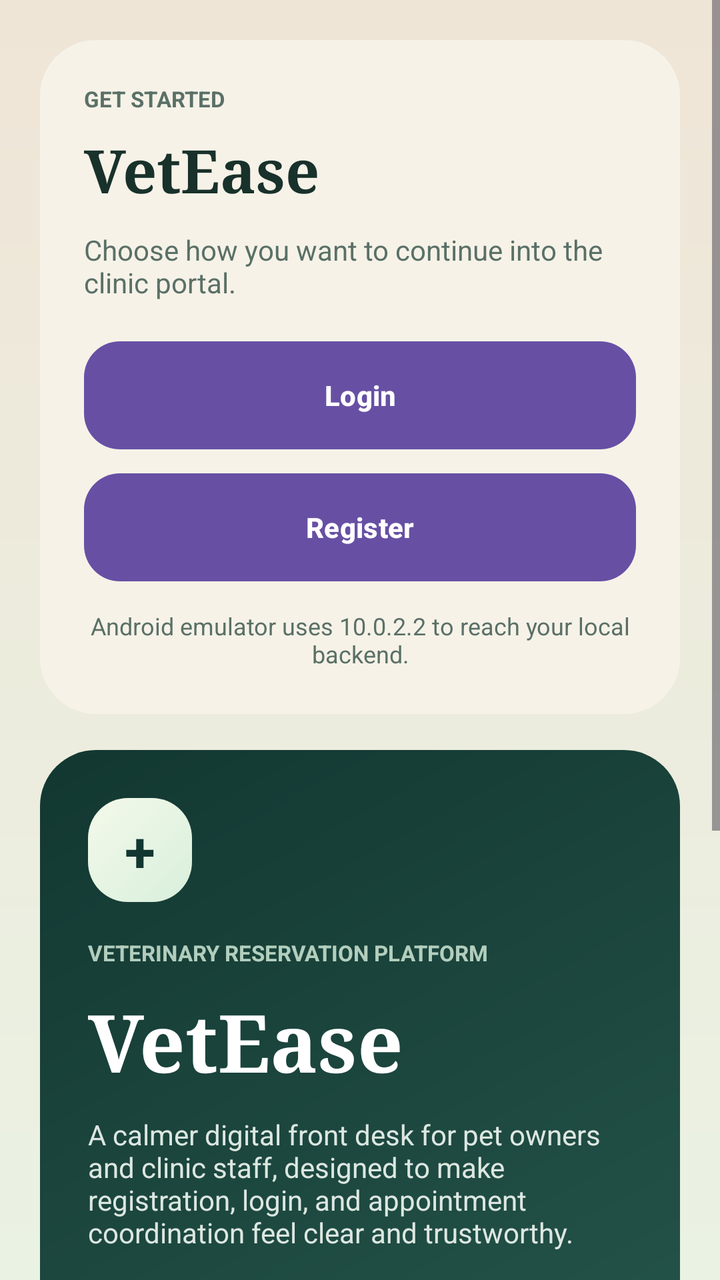
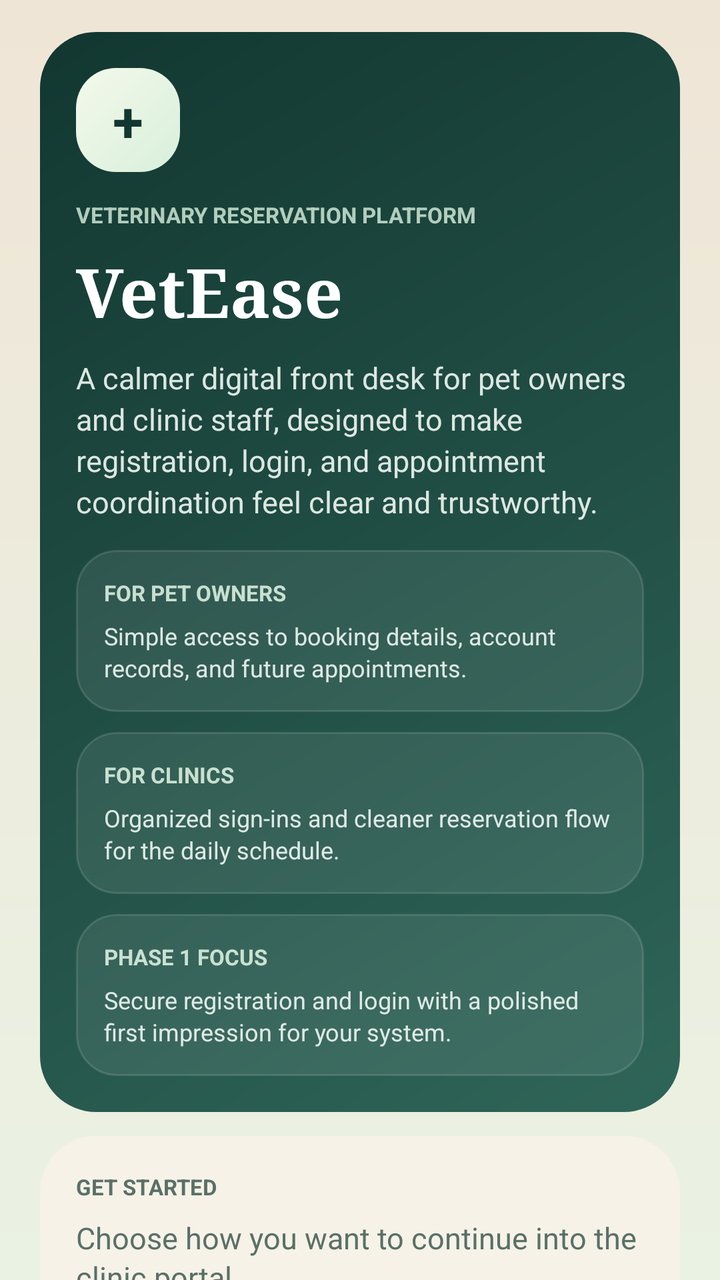

Before-and-after screenshots of an Android layout around one commit, followed by the original layout XML and the change that was made.
<!-- AndroidManifest.xml: application theme Theme.VetEase -->
<!-- res/layout/activity_main.xml -->
<?xml version="1.0" encoding="utf-8"?>
<ScrollView xmlns:android="http://schemas.android.com/apk/res/android"
    xmlns:tools="http://schemas.android.com/tools"
    android:id="@+id/main"
    android:layout_width="match_parent"
    android:layout_height="match_parent"
    android:background="@drawable/bg_page"
    android:fillViewport="true"
    tools:context=".MainActivity">

    <LinearLayout
        android:layout_width="match_parent"
        android:layout_height="wrap_content"
        android:orientation="vertical"
        android:padding="20dp">

        <LinearLayout
            android:layout_width="match_parent"
            android:layout_height="wrap_content"
            android:layout_marginBottom="18dp"
            android:background="@drawable/bg_auth_card"
            android:orientation="vertical"
            android:padding="22dp">

            <TextView
                android:layout_width="wrap_content"
                android:layout_height="wrap_content"
                android:text="@string/get_started"
                android:textAllCaps="true"
                android:textColor="@color/vetease_text_secondary"
                android:textSize="11sp"
                android:textStyle="bold" />

            <TextView
                android:layout_width="wrap_content"
                android:layout_height="wrap_content"
                android:layout_marginTop="8dp"
                android:fontFamily="serif"
                android:text="@string/app_name"
                android:textColor="@color/vetease_text_primary"
                android:textSize="30sp"
                android:textStyle="bold" />

            <TextView
                android:layout_width="match_parent"
                android:layout_height="wrap_content"
                android:layout_marginTop="10dp"
                android:text="@string/choose_access"
                android:textColor="@color/vetease_text_secondary"
                android:textSize="14sp" />

            <Button
                android:id="@+id/buttonLogin"
                android:layout_width="match_parent"
                android:layout_height="54dp"
                android:layout_marginTop="20dp"
                android:background="@drawable/bg_primary_button"
                android:text="@string/login"
                android:textAllCaps="false"
                android:textColor="@android:color/white"
                android:textStyle="bold" />

            <Button
                android:id="@+id/buttonRegister"
                android:layout_width="match_parent"
                android:layout_height="54dp"
                android:layout_marginTop="12dp"
                android:background="@drawable/bg_primary_button"
                android:text="@string/register"
                android:textAllCaps="false"
                android:textColor="@android:color/white"
                android:textStyle="bold" />

            <TextView
                android:layout_width="match_parent"
                android:layout_height="wrap_content"
                android:layout_marginTop="14dp"
                android:gravity="center"
                android:text="@string/backend_note"
                android:textColor="@color/vetease_text_secondary"
                android:textSize="12sp" />
        </LinearLayout>

        <LinearLayout
            android:layout_width="match_parent"
            android:layout_height="wrap_content"
            android:background="@drawable/bg_brand_card"
            android:orientation="vertical"
            android:padding="24dp">

            <TextView
                android:layout_width="52dp"
                android:layout_height="52dp"
                android:background="@drawable/bg_brand_mark"
                android:gravity="center"
                android:text="+"
                android:textColor="@color/vetease_deep"
                android:textSize="28sp"
                android:textStyle="bold" />

            <TextView
                android:layout_width="wrap_content"
                android:layout_height="wrap_content"
                android:layout_marginTop="18dp"
                android:text="@string/brand_kicker"
                android:textAllCaps="true"
                android:textColor="#CCDAF1DF"
                android:textSize="11sp"
                android:textStyle="bold" />

            <TextView
                android:layout_width="wrap_content"
                android:layout_height="wrap_content"
                android:layout_marginTop="10dp"
                android:fontFamily="serif"
                android:text="@string/app_name"
                android:textColor="@android:color/white"
                android:textSize="40sp"
                android:textStyle="bold" />

            <TextView
                android:layout_width="match_parent"
                android:layout_height="wrap_content"
                android:layout_marginTop="10dp"
                android:text="@string/brand_copy"
                android:textColor="#E6F2F8F3"
                android:textSize="14sp" />

            <LinearLayout
                android:layout_width="match_parent"
                android:layout_height="wrap_content"
                android:layout_marginTop="18dp"
                android:orientation="vertical">

                <LinearLayout
                    android:layout_width="match_parent"
                    android:layout_height="wrap_content"
                    android:background="@drawable/bg_info_chip"
                    android:orientation="vertical"
                    android:padding="16dp">

                    <TextView
                        android:layout_width="wrap_content"
                        android:layout_height="wrap_content"
                        android:text="@string/for_pet_owners"
                        android:textAllCaps="true"
                        android:textColor="#E6D9EEDF"
                        android:textSize="11sp"
                        android:textStyle="bold" />

                    <TextView
                        android:layout_width="match_parent"
                        android:layout_height="wrap_content"
                        android:layout_marginTop="8dp"
                        android:text="@string/for_pet_owners_copy"
                        android:textColor="#E6F1F8F3"
                        android:textSize="13sp" />
                </LinearLayout>

                <LinearLayout
                    android:layout_width="match_parent"
                    android:layout_height="wrap_content"
                    android:layout_marginTop="10dp"
                    android:background="@drawable/bg_info_chip"
                    android:orientation="vertical"
                    android:padding="16dp">

                    <TextView
                        android:layout_width="wrap_content"
                        android:layout_height="wrap_content"
                        android:text="@string/for_clinics"
                        android:textAllCaps="true"
                        android:textColor="#E6D9EEDF"
                        android:textSize="11sp"
                        android:textStyle="bold" />

                    <TextView
                        android:layout_width="match_parent"
                        android:layout_height="wrap_content"
                        android:layout_marginTop="8dp"
                        android:text="@string/for_clinics_copy"
                        android:textColor="#E6F1F8F3"
                        android:textSize="13sp" />
                </LinearLayout>

                <LinearLayout
                    android:layout_width="match_parent"
                    android:layout_height="wrap_content"
                    android:layout_marginTop="10dp"
                    android:background="@drawable/bg_info_chip"
                    android:orientation="vertical"
                    android:padding="16dp">

                    <TextView
                        android:layout_width="wrap_content"
                        android:layout_height="wrap_content"
                        android:text="@string/phase_one_focus"
                        android:textAllCaps="true"
                        android:textColor="#E6D9EEDF"
                        android:textSize="11sp"
                        android:textStyle="bold" />

                    <TextView
                        android:layout_width="match_parent"
                        android:layout_height="wrap_content"
                        android:layout_marginTop="8dp"
                        android:text="@string/phase_one_copy"
                        android:textColor="#E6F1F8F3"
                        android:textSize="13sp" />
                </LinearLayout>
            </LinearLayout>
        </LinearLayout>
    </LinearLayout>
</ScrollView>
<!-- resources referenced by this layout -->
<resources>
  <color name="vetease_deep">#123731</color>
  <color name="vetease_text_primary">#18312A</color>
  <color name="vetease_text_secondary">#5A7067</color>
  <!-- drawable bg_auth_card (drawable) -->
  <?xml version="1.0" encoding="utf-8"?>
  <shape xmlns:android="http://schemas.android.com/apk/res/android" android:shape="rectangle">
      <corners android:radius="28dp" />
      <solid android:color="@color/vetease_card" />
  </shape>
  <!-- drawable bg_info_chip (drawable) -->
  <?xml version="1.0" encoding="utf-8"?>
  <shape xmlns:android="http://schemas.android.com/apk/res/android" android:shape="rectangle">
      <corners android:radius="20dp" />
      <solid android:color="#14FFFFFF" />
      <stroke
          android:width="1dp"
          android:color="#20FFFFFF" />
  </shape>
  <!-- drawable bg_page (drawable) -->
  <?xml version="1.0" encoding="utf-8"?>
  <shape xmlns:android="http://schemas.android.com/apk/res/android" android:shape="rectangle">
      <gradient
          android:angle="90"
          android:endColor="@color/vetease_page_bottom"
          android:startColor="@color/vetease_page_top" />
  </shape>
  <string name="app_name">VetEase</string>
  <string name="backend_note">Android emulator uses 10.0.2.2 to reach your local backend.</string>
  <string name="brand_copy">A calmer digital front desk for pet owners and clinic staff, designed to make registration, login, and appointment coordination feel clear and trustworthy.</string>
  <string name="brand_kicker">Veterinary Reservation Platform</string>
  <string name="choose_access">Choose how you want to continue into the clinic portal.</string>
  <string name="for_clinics">For Clinics</string>
  <string name="for_clinics_copy">Organized sign-ins and cleaner reservation flow for the daily schedule.</string>
  <string name="for_pet_owners">For Pet Owners</string>
  <string name="for_pet_owners_copy">Simple access to booking details, account records, and future appointments.</string>
  <string name="get_started">Get Started</string>
  <string name="login">Login</string>
  <string name="phase_one_copy">Secure registration and login with a polished first impression for your system.</string>
  <string name="phase_one_focus">Phase 1 Focus</string>
  <string name="register">Register</string>
  <style name="Theme.VetEase" parent="Base.Theme.VetEase" />
  <color name="vetease_card">#F6F2E8</color>
  <color name="vetease_mid">#2F6558</color>
  <color name="vetease_brand_tint">#D8EFDC</color>
  <color name="vetease_page_bottom">#EFE5D7</color>
  <color name="vetease_page_top">#EAF2E3</color>
  <style name="Base.Theme.VetEase" parent="Theme.Material3.DayNight.NoActionBar">
          
          
      </style>
  <!-- unchanged entries left out for length: 3 -->
</resources>

<!-- the commit's change to res/layout/activity_main.xml (unified diff, before → after) -->
@@ -5,88 +5,26 @@
     android:layout_width="match_parent"
     android:layout_height="match_parent"
     android:background="@drawable/bg_page"
+    android:clipToPadding="false"
     android:fillViewport="true"
-    tools:context=".MainActivity">
+    android:scrollbars="none"
+    tools:context=".features.launch.MainActivity">
 
     <LinearLayout
         android:layout_width="match_parent"
         android:layout_height="wrap_content"
         android:orientation="vertical"
-        android:padding="20dp">
-
-        <LinearLayout
-            android:layout_width="match_parent"
-            android:layout_height="wrap_content"
-            android:layout_marginBottom="18dp"
-            android:background="@drawable/bg_auth_card"
-            android:orientation="vertical"
-            android:padding="22dp">
-
-            <TextView
-                android:layout_width="wrap_content"
-                android:layout_height="wrap_content"
-                android:text="@string/get_started"
-                android:textAllCaps="true"
-                android:textColor="@color/vetease_text_secondary"
-                android:textSize="11sp"
-                android:textStyle="bold" />
-
-            <TextView
-                android:layout_width="wrap_content"
-                android:layout_height="wrap_content"
-                android:layout_marginTop="8dp"
-                android:fontFamily="serif"
-                android:text="@string/app_name"
-                android:textColor="@color/vetease_text_primary"
-                android:textSize="30sp"
-                android:textStyle="bold" />
-
-            <TextView
-                android:layout_width="match_parent"
-                android:layout_height="wrap_content"
-                android:layout_marginTop="10dp"
-                android:text="@string/choose_access"
-                android:textColor="@color/vetease_text_secondary"
-                android:textSize="14sp" />
-
-            <Button
-                android:id="@+id/buttonLogin"
-                android:layout_width="match_parent"
-                android:layout_height="54dp"
-                android:layout_marginTop="20dp"
-                android:background="@drawable/bg_primary_button"
-                android:text="@string/login"
-                android:textAllCaps="false"
-                android:textColor="@android:color/white"
-                android:textStyle="bold" />
-
-            <Button
-                android:id="@+id/buttonRegister"
-                android:layout_width="match_parent"
-                android:layout_height="54dp"
-                android:layout_marginTop="12dp"
-                android:background="@drawable/bg_primary_button"
-                android:text="@string/register"
-                android:textAllCaps="false"
-                android:textColor="@android:color/white"
-                android:textStyle="bold" />
-
-            <TextView
-                android:layout_width="match_parent"
-                android:layout_height="wrap_content"
-                android:layout_marginTop="14dp"
-                android:gravity="center"
-                android:text="@string/backend_note"
-                android:textColor="@color/vetease_text_secondary"
-                android:textSize="12sp" />
-        </LinearLayout>
+        android:paddingStart="@dimen/screen_padding_horizontal"
+        android:paddingTop="@dimen/screen_padding_vertical"
+        android:paddingEnd="@dimen/screen_padding_horizontal"
+        android:paddingBottom="@dimen/screen_padding_vertical">
 
         <LinearLayout
             android:layout_width="match_parent"
             android:layout_height="wrap_content"
             android:background="@drawable/bg_brand_card"
             android:orientation="vertical"
-            android:padding="24dp">
+            android:padding="@dimen/card_padding">
 
             <TextView
                 android:layout_width="52dp"
@@ -101,35 +39,36 @@
             <TextView
                 android:layout_width="wrap_content"
                 android:layout_height="wrap_content"
-                android:layout_marginTop="18dp"
+                android:layout_marginTop="14dp"
                 android:text="@string/brand_kicker"
                 android:textAllCaps="true"
                 android:textColor="#CCDAF1DF"
-                android:textSize="11sp"
+                android:textSize="@dimen/text_kicker"
                 android:textStyle="bold" />
 
             <TextView
                 android:layout_width="wrap_content"
                 android:layout_height="wrap_content"
-                android:layout_marginTop="10dp"
+                android:layout_marginTop="8dp"
                 android:fontFamily="serif"
                 android:text="@string/app_name"
                 android:textColor="@android:color/white"
-                android:textSize="40sp"
+                android:textSize="34sp"
                 android:textStyle="bold" />
 
             <TextView
                 android:layout_width="match_parent"
                 android:layout_height="wrap_content"
                 android:layout_marginTop="10dp"
+                android:lineSpacingExtra="3dp"
                 android:text="@string/brand_copy"
                 android:textColor="#E6F2F8F3"
-                android:textSize="14sp" />
+                android:textSize="@dimen/text_body" />
 
             <LinearLayout
                 android:layout_width="match_parent"
                 android:layout_height="wrap_content"
-                android:layout_marginTop="18dp"
+                android:layout_marginTop="14dp"
                 android:orientation="vertical">
 
                 <LinearLayout
@@ -137,7 +76,7 @@
                     android:layout_height="wrap_content"
                     android:background="@drawable/bg_info_chip"
                     android:orientation="vertical"
-                    android:padding="16dp">
+                    android:padding="14dp">
 
                     <TextView
                         android:layout_width="wrap_content"
@@ -145,16 +84,17 @@
                         android:text="@string/for_pet_owners"
                         android:textAllCaps="true"
                         android:textColor="#E6D9EEDF"
-                        android:textSize="11sp"
+                        android:textSize="@dimen/text_kicker"
                         android:textStyle="bold" />
 
                     <TextView
                         android:layout_width="match_parent"
                         android:layout_height="wrap_content"
-                        android:layout_marginTop="8dp"
+                        android:layout_marginTop="6dp"
+                        android:lineSpacingExtra="2dp"
                         android:text="@string/for_pet_owners_copy"
                         android:textColor="#E6F1F8F3"
-                        android:textSize="13sp" />
+                        android:textSize="@dimen/text_caption" />
                 </LinearLayout>
 
                 <LinearLayout
@@ -163,7 +103,7 @@
                     android:layout_marginTop="10dp"
                     android:background="@drawable/bg_info_chip"
                     android:orientation="vertical"
-                    android:padding="16dp">
+                    android:padding="14dp">
 
                     <TextView
                         android:layout_width="wrap_content"
@@ -171,16 +111,17 @@
                         android:text="@string/for_clinics"
                         android:textAllCaps="true"
                         android:textColor="#E6D9EEDF"
-                        android:textSize="11sp"
+                        android:textSize="@dimen/text_kicker"
                         android:textStyle="bold" />
 
                     <TextView
                         android:layout_width="match_parent"
                         android:layout_height="wrap_content"
-                        android:layout_marginTop="8dp"
+                        android:layout_marginTop="6dp"
+                        android:lineSpacingExtra="2dp"
                         android:text="@string/for_clinics_copy"
                         android:textColor="#E6F1F8F3"
-                        android:textSize="13sp" />
+                        android:textSize="@dimen/text_caption" />
                 </LinearLayout>
 
                 <LinearLayout
@@ -189,7 +130,7 @@
                     android:layout_marginTop="10dp"
                     android:background="@drawable/bg_info_chip"
                     android:orientation="vertical"
-                    android:padding="16dp">
+                    android:padding="14dp">
 
                     <TextView
                         android:layout_width="wrap_content"
@@ -197,18 +138,80 @@
                         android:text="@string/phase_one_focus"
                         android:textAllCaps="true"
                         android:textColor="#E6D9EEDF"
-                        android:textSize="11sp"
+                        android:textSize="@dimen/text_kicker"
                         android:textStyle="bold" />
 
                     <TextView
                         android:layout_width="match_parent"
                         android:layout_height="wrap_content"
-                        android:layout_marginTop="8dp"
+                        android:layout_marginTop="6dp"
+                        android:lineSpacingExtra="2dp"
                         android:text="@string/phase_one_copy"
                         android:textColor="#E6F1F8F3"
-                        android:textSize="13sp" />
+                        android:textSize="@dimen/text_caption" />
                 </LinearLayout>
             </LinearLayout>
         </LinearLayout>
+
+        <LinearLayout
+            android:layout_width="match_parent"
+            android:layout_height="wrap_content"
+            android:layout_marginTop="@dimen/section_gap"
+            android:background="@drawable/bg_auth_card"
+            android:orientation="vertical"
+            android:padding="@dimen/card_padding">
+
+            <TextView
+                android:layout_width="wrap_content"
+                android:layout_height="wrap_content"
+                android:text="@string/get_started"
+                android:textAllCaps="true"
+                android:textColor="@color/vetease_text_secondary"
+                android:textSize="@dimen/text_kicker"
+                android:textStyle="bold" />
+
+            <TextView
+                android:layout_width="match_parent"
+                android:layout_height="wrap_content"
+                android:layout_marginTop="8dp"
+                android:lineSpacingExtra="2dp"
+                android:text="@string/choose_access"
+                android:textColor="@color/vetease_text_secondary"
+                android:textSize="@dimen/text_body" />
+
+            <Button
+                android:id="@+id/buttonLogin"
+                android:layout_width="match_parent"
+                android:layout_height="@dimen/button_height"
+                android:layout_marginTop="16dp"
+                android:background="@drawable/bg_primary_button"
+                android:text="@string/login"
+                android:textAllCaps="false"
+                android:textColor="@android:color/white"
+                android:textSize="16sp"
+                android:textStyle="bold" />
+
+            <Button
+                android:id="@+id/buttonRegister"
+                android:layout_width="match_parent"
+                android:layout_height="@dimen/button_height"
+                android:layout_marginTop="10dp"
+                android:background="@drawable/bg_secondary_button"
+                android:text="@string/register"
+                android:textAllCaps="false"
+                android:textColor="@color/vetease_mid"
+                android:textSize="16sp"
+                android:textStyle="bold" />
+
+            <TextView
+                android:layout_width="match_parent"
+                android:layout_height="wrap_content"
+                android:layout_marginTop="12dp"
+                android:gravity="center"
+                android:lineSpacingExtra="2dp"
+                android:text="@string/backend_note"
+                android:textColor="@color/vetease_text_secondary"
+                android:textSize="@dimen/text_caption" />
+        </LinearLayout>
     </LinearLayout>
 </ScrollView>
<!-- resource entries referenced after the edit -->
@@ -1,8 +1,15 @@
 <!-- resources referenced by this layout -->
 <resources>
   <color name="vetease_deep">#123731</color>
-  <color name="vetease_text_primary">#18312A</color>
   <color name="vetease_text_secondary">#5A7067</color>
+  <dimen name="button_height">52dp</dimen>
+  <dimen name="card_padding">18dp</dimen>
+  <dimen name="screen_padding_horizontal">20dp</dimen>
+  <dimen name="screen_padding_vertical">16dp</dimen>
+  <dimen name="section_gap">12dp</dimen>
+  <dimen name="text_body">15sp</dimen>
+  <dimen name="text_caption">12sp</dimen>
+  <dimen name="text_kicker">11sp</dimen>
   <!-- drawable bg_auth_card (drawable) -->
   <?xml version="1.0" encoding="utf-8"?>
   <shape xmlns:android="http://schemas.android.com/apk/res/android" android:shape="rectangle">
@@ -26,6 +33,16 @@
           android:endColor="@color/vetease_page_bottom"
           android:startColor="@color/vetease_page_top" />
   </shape>
+  <!-- drawable bg_secondary_button (drawable) -->
+  <?xml version="1.0" encoding="utf-8"?>
+  <shape xmlns:android="http://schemas.android.com/apk/res/android"
+      android:shape="rectangle">
+      <solid android:color="@color/vetease_card" />
+      <stroke
+          android:width="1dp"
+          android:color="@color/vetease_input_border" />
+      <corners android:radius="14dp" />
+  </shape>
   <string name="app_name">VetEase</string>
   <string name="backend_note">Android emulator uses 10.0.2.2 to reach your local backend.</string>
   <string name="brand_copy">A calmer digital front desk for pet owners and clinic staff, designed to make registration, login, and appointment coordination feel clear and trustworthy.</string>
@@ -46,9 +63,13 @@
   <color name="vetease_brand_tint">#D8EFDC</color>
   <color name="vetease_page_bottom">#EFE5D7</color>
   <color name="vetease_page_top">#EAF2E3</color>
+  <color name="vetease_input_border">#D3DDD4</color>
   <style name="Base.Theme.VetEase" parent="Theme.Material3.DayNight.NoActionBar">
-          
-          
+          <item name="colorPrimary">@color/vetease_mid</item>
+          <item name="colorOnPrimary">@android:color/white</item>
+          <item name="android:statusBarColor">@color/vetease_deep</item>
+          <item name="android:navigationBarColor">@color/vetease_page_bottom</item>
+          <item name="android:windowLightStatusBar">false</item>
       </style>
   <!-- unchanged entries left out for length: 3 -->
 </resources>
